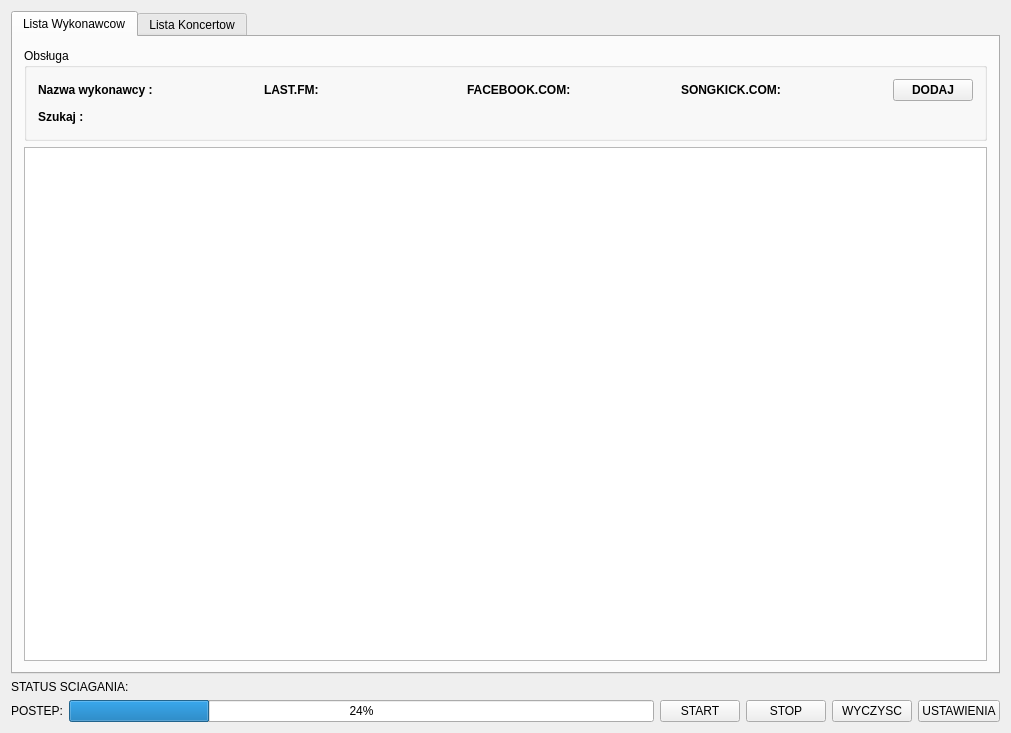
The window that mainwindow.ui (Grzegorzwww/szukacz_koncerow) describes before a commit, drawn with Qt 5.
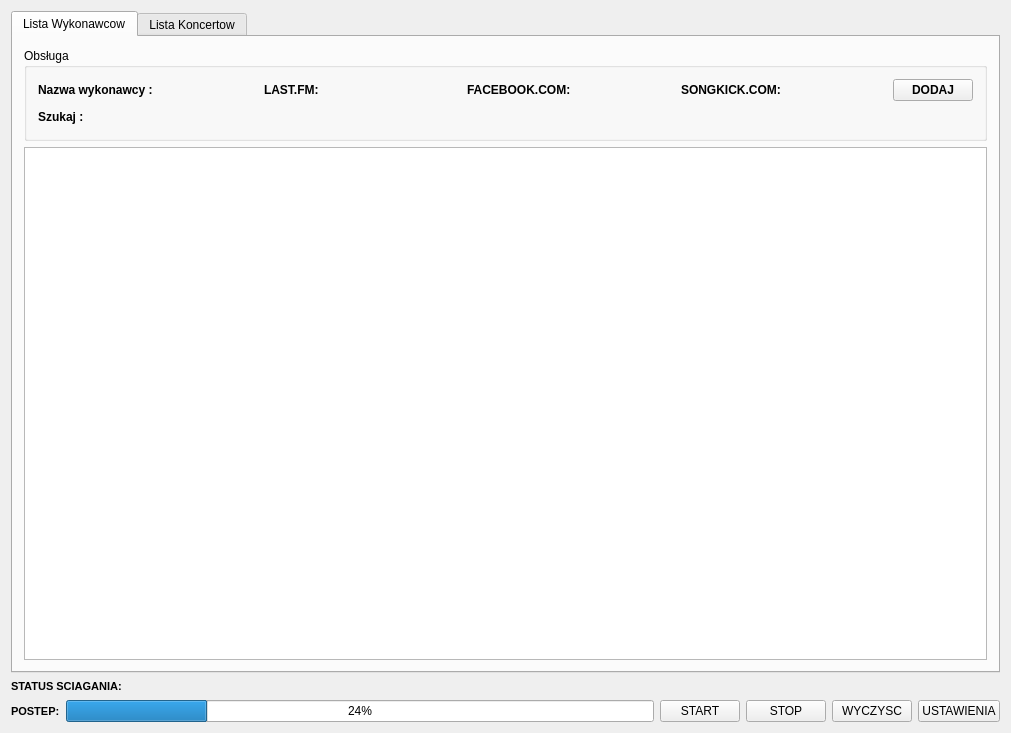
The same window after the commit. Custom widgets are drawn as their Qt base class.

```diff
--- a/mainwindow.ui
+++ b/mainwindow.ui
@@ -19,6 +19,13 @@
      <layout class="QHBoxLayout" name="horizontalLayout">
       <item>
        <widget class="QLabel" name="label">
+        <property name="font">
+         <font>
+          <pointsize>8</pointsize>
+          <weight>75</weight>
+          <bold>true</bold>
+         </font>
+        </property>
         <property name="text">
          <string>POSTEP:</string>
         </property>
@@ -71,6 +78,13 @@
           <verstretch>0</verstretch>
          </sizepolicy>
         </property>
+        <property name="font">
+         <font>
+          <pointsize>8</pointsize>
+          <weight>75</weight>
+          <bold>true</bold>
+         </font>
+        </property>
         <property name="text">
          <string>STATUS SCIAGANIA:</string>
         </property>
@@ -78,6 +92,13 @@
       </item>
       <item>
        <widget class="QLabel" name="label_3">
+        <property name="font">
+         <font>
+          <pointsize>10</pointsize>
+          <weight>75</weight>
+          <bold>true</bold>
+         </font>
+        </property>
         <property name="text">
          <string/>
         </property>
```
Left out of the diff: 3 changed lines with no effect on the pictures.
